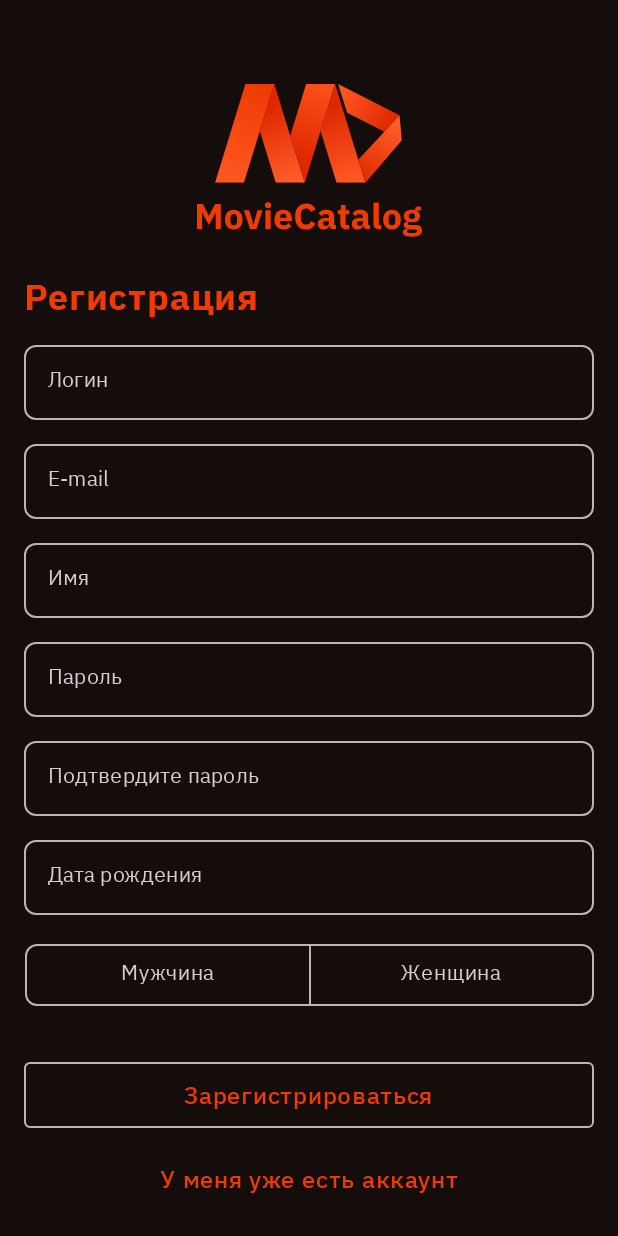
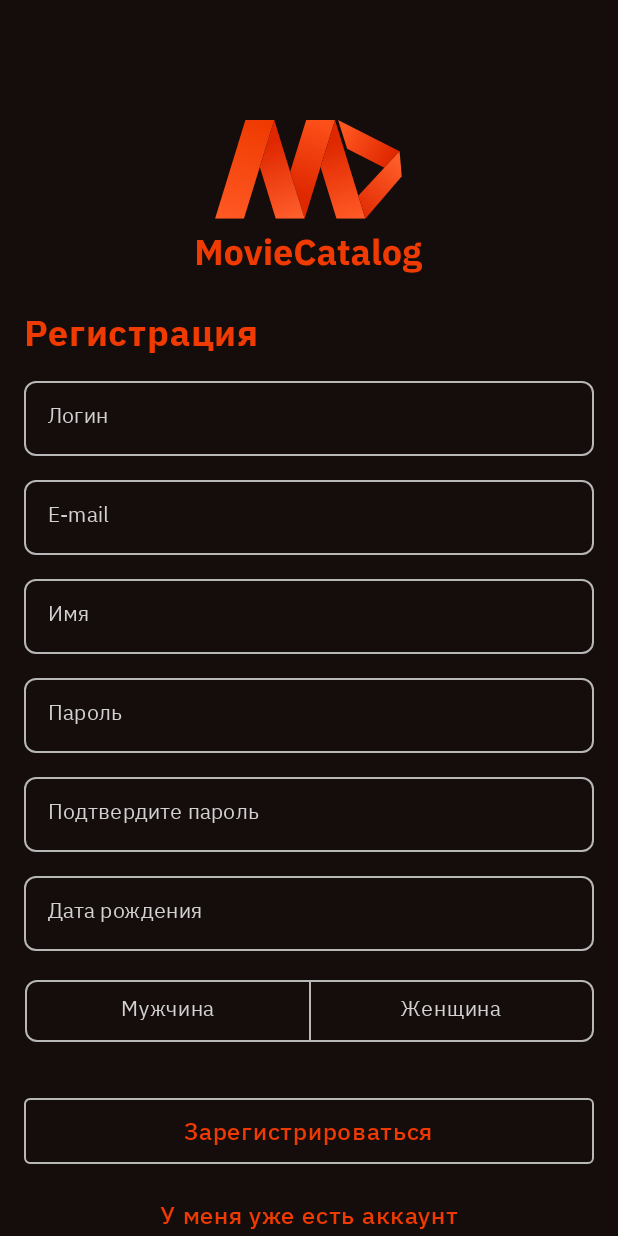
Before and after one commit to Cortuzz/MovieCatalog, an Android app built with Jetpack Compose: the screen it shows after launch (MainActivity), after a tap on "Регистрация", on a phone screen of 412 x 824 dp. Run offline under Robolectric (Android 15) with nearby library versions, the phone set to English and light mode, and no system bars.

Commit message:
🚨fix(view): Fixed paddings
Fixed logotype paddings on Login and
Registration screens due to changing
status bar color to transparent

```diff
--- a/app/src/main/java/com/example/mobiledevelopment/src/login/LoginView.kt
+++ b/app/src/main/java/com/example/mobiledevelopment/src/login/LoginView.kt
@@ -32,7 +32,7 @@ class LoginView(activity: MainActivity): Drawable {
     @Composable
     override fun Draw() {
         Column(
-            modifier = Modifier.padding(top = 32.dp),
+            modifier = Modifier.padding(top = 56.dp),
             horizontalAlignment = Alignment.CenterHorizontally) {
             Logo(Modifier, Alignment.Center)
             Fields()
--- a/app/src/main/java/com/example/mobiledevelopment/src/registration/RegistrationView.kt
+++ b/app/src/main/java/com/example/mobiledevelopment/src/registration/RegistrationView.kt
@@ -47,7 +47,7 @@ class RegistrationView(activity: MainActivity): Drawable {
     override fun Draw() {
         Column(                            // todo
             modifier = Modifier
-                .padding(top = 32.dp)
+                .padding(top = 56.dp)
                 .verticalScroll(rememberScrollState()),
             horizontalAlignment = Alignment.CenterHorizontally) {
             Logo(
```
